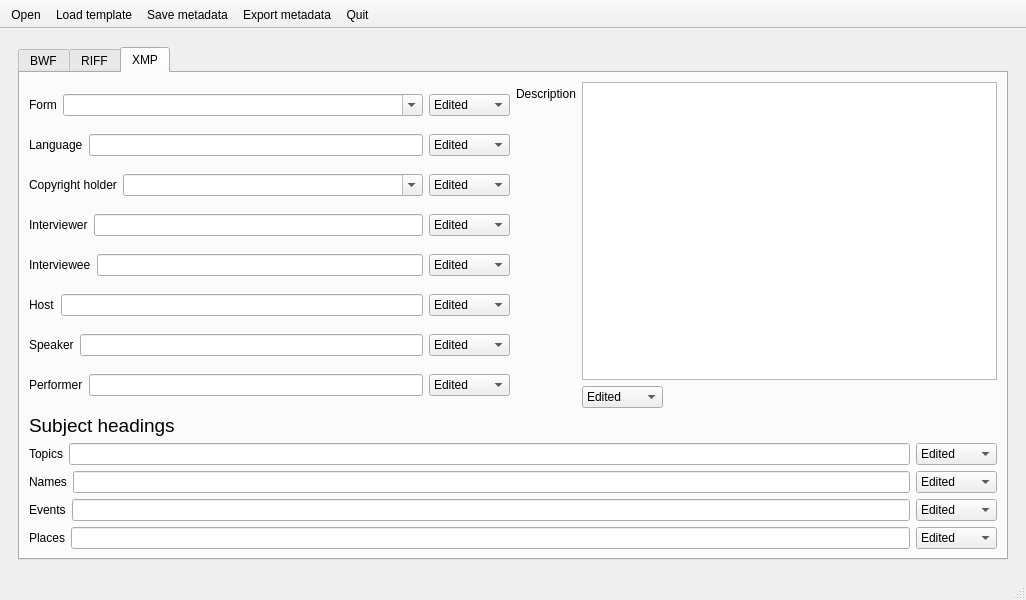
First picture: the form in autoBWF/tabbed.ui, repository Ukrainian-History/autoBWF, before the edit.
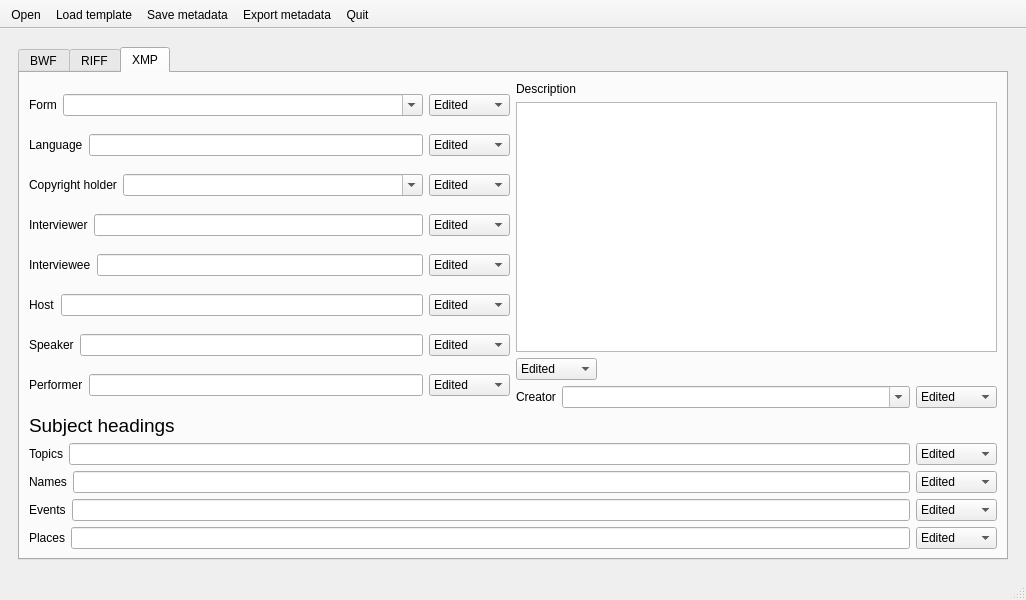
Second picture: the form after the edit. The open tabs and pages were chosen to show the change.

Commit message: Add Creator XMP field to GUI

What changed in the file:
```diff
--- a/autoBWF/tabbed.ui
+++ b/autoBWF/tabbed.ui
@@ -14,7 +14,7 @@
    <string>autoBWF</string>
   </property>
   <widget class="QWidget" name="centralwidget">
-   <layout class="QGridLayout" name="gridLayout_4">
+   <layout class="QGridLayout" name="gridLayout_5">
     <item row="0" column="0">
      <widget class="QStackedWidget" name="stackedWidget">
       <widget class="QWidget" name="guiPage">
@@ -822,12 +822,8 @@
            <attribute name="title">
             <string>XMP</string>
            </attribute>
-           <layout class="QGridLayout" name="gridLayout_5">
+           <layout class="QGridLayout" name="gridLayout_4">
             <item row="0" column="0">
-             <layout class="QVBoxLayout" name="verticalLayout_12">
-              <item>
-               <layout class="QHBoxLayout" name="horizontalLayout_26">
-                <item>
                  <layout class="QVBoxLayout" name="verticalLayout_2">
                   <item>
                    <layout class="QHBoxLayout" name="horizontalLayout_25">
@@ -1115,20 +1111,17 @@
                   </item>
                  </layout>
                 </item>
-                <item>
-                 <layout class="QFormLayout" name="formLayout_9">
-                  <item row="0" column="0">
-                   <widget class="QLabel" name="commentLabel_2">
-                    <property name="text">
-                     <string>Description</string>
-                    </property>
-                   </widget>
-                  </item>
                   <item row="0" column="1">
+             <layout class="QVBoxLayout" name="verticalLayout_12">
+              <item>
                    <layout class="QVBoxLayout" name="verticalLayout_4">
-                    <property name="sizeConstraint">
-                     <enum>QLayout::SetMaximumSize</enum>
-                    </property>
+                <item>
+                 <widget class="QLabel" name="commentLabel_2">
+                  <property name="text">
+                   <string>Description</string>
+                  </property>
+                 </widget>
+                </item>
                     <item>
                      <widget class="QPlainTextEdit" name="XMPdescriptionText"/>
                     </item>
@@ -1170,11 +1163,52 @@
                     </item>
                    </layout>
                   </item>
+              <item>
+               <layout class="QHBoxLayout" name="horizontalLayout_26">
+                <item>
+                 <widget class="QLabel" name="sourceLabel_4">
+                  <property name="text">
+                   <string>Creator</string>
+                  </property>
+                 </widget>
+                </item>
+                <item>
+                 <widget class="QComboBox" name="creatorSelect">
+                  <property name="sizePolicy">
+                   <sizepolicy hsizetype="Expanding" vsizetype="Fixed">
+                    <horstretch>0</horstretch>
+                    <verstretch>0</verstretch>
+                   </sizepolicy>
+                  </property>
+                  <property name="editable">
+                   <bool>true</bool>
+                  </property>
+                 </widget>
+                </item>
+                <item>
+                 <widget class="QComboBox" name="creatorSwitcher">
+                  <item>
+                   <property name="text">
+                    <string>Edited</string>
+                   </property>
+                  </item>
+                  <item>
+                   <property name="text">
+                    <string>Original</string>
+                   </property>
+                  </item>
+                  <item>
+                   <property name="text">
+                    <string>Template</string>
+                   </property>
+                  </item>
+                 </widget>
+                </item>
                  </layout>
                 </item>
                </layout>
               </item>
-              <item>
+            <item row="1" column="0" colspan="2">
                <layout class="QVBoxLayout" name="verticalLayout_11">
                 <item>
                  <widget class="QLabel" name="label">
@@ -1317,8 +1351,6 @@
                      </property>
                     </item>
                    </widget>
-                  </item>
-                 </layout>
                 </item>
                </layout>
               </item>
```
Lines whose indentation alone changed are shown as unchanged. The commit also changes 1 other file.
